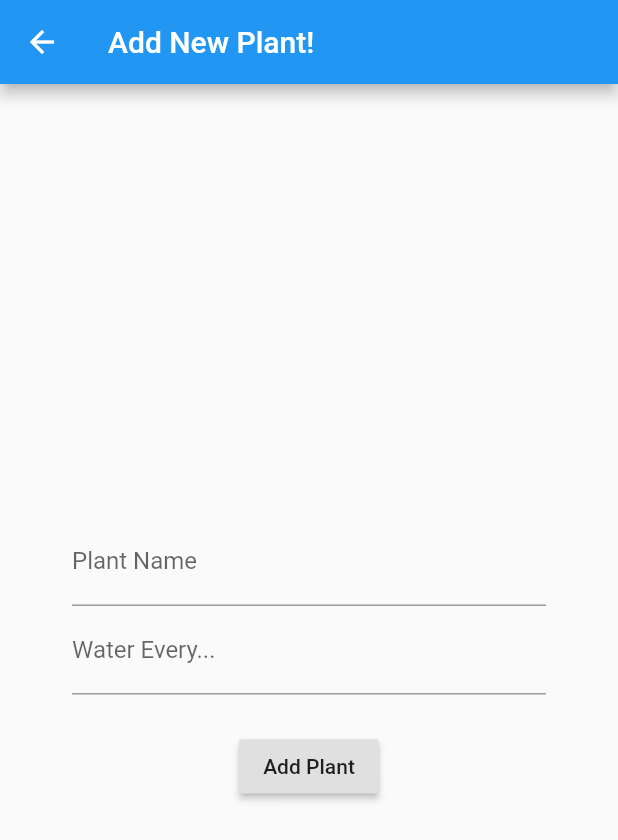
After one commit to leccles1/Waterly, a Flutter app: the HomeView screen opened by its route, after a tap on the "add" icon, on a phone screen of 412 x 824 dp. The commit adds this screen. Shown: the top 840 px of the screen. Run offline on Flutter 3.47's test engine with Material 2 defaults, Android fonts, the phone set to English and light mode, and no system bars; our stand-ins replace appwrite, auto_route, dio, get_it, injectable, stacked and 1 more; accounts and stored records are empty; network calls fail.

Commit message:
basic adding and deleting of plants. Reformatted responses from appwrite to make use of dedicated classes for users, sessions and plant data objects

```diff
--- a/lib/app/router.dart
+++ b/lib/app/router.dart
@@ -1,3 +1,4 @@
+import 'package:Waterly/ui/view/home/plant_entry/plant_edit_view.dart';
 import 'package:Waterly/ui/view/login/create_account/create_account_view.dart';
 import 'package:Waterly/ui/view/login/login_view.dart';
 import 'package:auto_route/auto_route_annotations.dart';
@@ -9,7 +10,8 @@ import 'package:Waterly/ui/view/startup/startup_view.dart';
     MaterialRoute(page: StartupView, initial: true),
     MaterialRoute(page: HomeView),
     MaterialRoute(page: CreateAccountView),
-    MaterialRoute(page: LoginView)
+    MaterialRoute(page: LoginView),
+    MaterialRoute(page: PlantEditView)
   ],
 )
 class $Router {}
--- a/lib/main.dart
+++ b/lib/main.dart
@@ -9,7 +9,6 @@ void main() {
 }
 
 class MyApp extends StatelessWidget {
-  // This widget is the root of your application.
   @override
   Widget build(BuildContext context) {
     return MaterialApp(
@@ -18,7 +17,6 @@ class MyApp extends StatelessWidget {
         primarySwatch: Colors.blue,
         visualDensity: VisualDensity.adaptivePlatformDensity,
       ),
-      // initialRoute: Routes.startupView,
       onGenerateRoute: Router().onGenerateRoute,
       navigatorKey: StackedService.navigatorKey,
     );
--- /dev/null
+++ b/lib/models/plant_model.dart
@@ -0,0 +1,17 @@
+class Plant {
+  final String id;
+  final String collection;
+  final Map<String, dynamic> permissions;
+
+  final String name;
+  final int interval;
+
+  Plant(this.id, this.collection, this.permissions, this.name, this.interval);
+
+  Plant.fromJson(Map<String, dynamic> json)
+      : id = json['\$id'],
+        collection = json['collection'],
+        permissions = json['\$permissions'],
+        name = json['name'],
+        interval = json['interval'];
+}
--- /dev/null
+++ b/lib/services/app_write/database_service.dart
@@ -0,0 +1,69 @@
+import 'package:Waterly/app/app_constants.dart';
+import 'package:Waterly/app/locator.dart';
+import 'package:Waterly/models/plant_model.dart';
+import 'package:Waterly/models/user_model.dart';
+import 'package:Waterly/services/app_write/app_write_service.dart';
+import 'package:appwrite/appwrite.dart';
+import 'package:dio/dio.dart';
+import 'package:injectable/injectable.dart';
+
+@lazySingleton
+class DatabaseService {
+  final AppWriteService _appWriteService = locator<AppWriteService>();
+
+  final String _plantCollection = AppConstants.COLLECTIONS['plants'];
+  Database collections;
+
+  DatabaseService() {
+    print("Initialising DB service ");
+    collections = Database(_appWriteService.client);
+  }
+
+  Future createPlant(Map<String, dynamic> values) async {
+    try {
+      print("Attempting to create plant");
+      User user = _appWriteService.authenticatedUser;
+      String userId = user.id;
+      var result = await collections.createDocument(
+        collectionId: _plantCollection,
+        read: ['user:$userId'],
+        write: ['user:$userId'],
+        data: values,
+      );
+      return result;
+    } on DioError catch (e) {
+      print("ERROR FOUND");
+      print(e.response);
+    }
+  }
+
+  Future deletePlant(String documentId) async {
+    try {
+      print('Attempting to delete document');
+      var response = await collections.deleteDocument(
+          collectionId: _plantCollection, documentId: documentId);
+      print(response);
+    } on DioError catch (e) {
+      print("Error deleting document: $documentId");
+      print(e.response);
+    }
+  }
+
+  Future<List<Plant>> getPlants() async {
+    List<Plant> _plantEntries = List.empty(growable: true);
+    try {
+      Response plants = await collections.listDocuments(
+        collectionId: _plantCollection,
+      );
+      List<dynamic> result = plants.data['documents'];
+
+      result.forEach((plant) {
+        _plantEntries.add(Plant.fromJson(plant));
+      });
+    } on DioError catch (e) {
+      print("Error fetching documents");
+      print(e.response);
+    }
+    return _plantEntries;
+  }
+}
--- a/lib/ui/view/home/home_view.dart
+++ b/lib/ui/view/home/home_view.dart
@@ -1,25 +1,42 @@
-import 'package:appwrite/appwrite.dart';
 import 'package:flutter/material.dart';
 import 'package:stacked/stacked.dart';
 
 import 'package:Waterly/ui/view/home/home_viewmodel.dart';
 
 class HomeView extends StatelessWidget {
-  HomeView({@required this.user});
-
-  Response user;
-
   @override
   Widget build(BuildContext context) {
     return ViewModelBuilder<HomeViewModel>.reactive(
+      onModelReady: (model) async => model.findPlants(),
       builder: (context, model, child) => Scaffold(
         appBar: AppBar(
-          title: Text('Welcome, ' + user.data['name'] + "!"),
+          title: Text('Welcome'),
           leading: Container(),
         ),
-        body: Center(
-          child: Text("No plants to display!"),
-        ),
+        body: model.isBusy
+            ? Center(
+                child: Column(
+                mainAxisSize: MainAxisSize.min,
+                children: [
+                  CircularProgressIndicator(),
+                  Text("No Plants to Display")
+                ],
+              ))
+            : ListView.builder(
+                itemCount: model.plantEntries.length,
+                itemBuilder: (BuildContext context, int index) =>
+                    GestureDetector(
+                  onTap: () => model.deletePlantEntry(index),
+                  child: Container(
+                    height: 50,
+                    color: Colors.amber[100],
+                    child: Center(
+                        child: Text('${model.plantEntries[index].name}')),
+                  ),
+                ),
+              ),
+        floatingActionButton: FloatingActionButton(
+            onPressed: () => model.createPlant(), child: Icon(Icons.add)),
       ),
       viewModelBuilder: () => HomeViewModel(),
     );
--- a/lib/ui/view/home/home_viewmodel.dart
+++ b/lib/ui/view/home/home_viewmodel.dart
@@ -1,6 +1,44 @@
+import 'package:Waterly/app/locator.dart';
+import 'package:Waterly/app/router.gr.dart';
+import 'package:Waterly/models/plant_model.dart';
+import 'package:Waterly/services/app_write/database_service.dart';
 import 'package:stacked/stacked.dart';
+import 'package:stacked_services/stacked_services.dart';
 
 class HomeViewModel extends BaseViewModel {
   String _title = 'Home View';
   String get title => _title;
+
+  List<Plant> _plantEntries = List.empty(growable: true);
+  List<Plant> get plantEntries => _plantEntries;
+
+  final NavigationService _navigationService = locator<NavigationService>();
+  final DatabaseService _databaseService = locator<DatabaseService>();
+
+  void createPlant() {
+    _navigationService.navigateTo(Routes.plantEditView);
+  }
+
+  Future findPlants() async {
+    try {
+      print("Attempting to find plants");
+      _plantEntries = await runBusyFuture(_databaseService.getPlants());
+      notifyListeners();
+    } catch (e) {
+      print("Error finding plants in viewmodel");
+      print(e);
+    }
+  }
+
+  Future deletePlantEntry(int index) async {
+    try {
+      String plantId = _plantEntries[index].id;
+      await runBusyFuture(_databaseService.deletePlant(plantId));
+      _plantEntries.removeAt(index);
+      notifyListeners();
+    } catch (e) {
+      print("Error deleting");
+      print(e);
+    }
+  }
 }
--- /dev/null
+++ b/lib/ui/view/home/plant_entry/plant_edit_view.dart
@@ -0,0 +1,69 @@
+import 'package:Waterly/ui/view/home/plant_entry/plant_edit_viewmodel.dart';
+import 'package:flutter/material.dart';
+import 'package:stacked/stacked.dart';
+
+class PlantEditView extends StatefulWidget {
+  @override
+  _PlantEditViewState createState() => _PlantEditViewState();
+}
+
+class _PlantEditViewState extends State<PlantEditView> {
+  final _formKey = GlobalKey<FormState>();
+
+  TextEditingController _plantNameController = TextEditingController();
+  TextEditingController _intervalController = TextEditingController();
+
+  @override
+  void dispose() {
+    super.dispose();
+  }
+
+  @override
+  Widget build(BuildContext context) {
+    return ViewModelBuilder<PlantEditViewModel>.reactive(
+      viewModelBuilder: () => PlantEditViewModel(),
+      builder: (context, model, child) => Scaffold(
+        appBar: AppBar(
+          title: Text("Add New Plant!"),
+        ),
+        body: Padding(
+          padding: const EdgeInsets.all(48.0),
+          child: Form(
+            key: _formKey,
+            child: Center(
+              child: Column(
+                mainAxisSize: MainAxisSize.min,
+                children: [
+                  TextFormField(
+                    controller: _plantNameController,
+                    decoration: InputDecoration(labelText: "Plant Name"),
+                  ),
+                  TextFormField(
+                    controller: _intervalController,
+                    decoration: InputDecoration(labelText: "Water Every..."),
+                    keyboardType: TextInputType.number,
+                  ),
+                  Padding(
+                    padding: const EdgeInsets.only(top: 24.0),
+                    child: RaisedButton(
+                      onPressed: model.isBusy
+                          ? null
+                          : () {
+                              Map<String, dynamic> values = {
+                                "name": _plantNameController.text,
+                                "interval": int.parse(_intervalController.text)
+                              };
+                              model.createPlant(plantValues: values);
+                            },
+                      child: Text("Add Plant"),
+                    ),
+                  )
+                ],
+              ),
+            ),
+          ),
+        ),
+      ),
+    );
+  }
+}
--- /dev/null
+++ b/lib/ui/view/home/plant_entry/plant_edit_viewmodel.dart
@@ -0,0 +1,26 @@
+import 'package:Waterly/app/locator.dart';
+import 'package:Waterly/app/router.gr.dart';
+import 'package:Waterly/services/app_write/database_service.dart';
+import 'package:appwrite/appwrite.dart';
+import 'package:dio/dio.dart';
+import 'package:stacked/stacked.dart';
+import 'package:stacked_services/stacked_services.dart';
+
+class PlantEditViewModel extends BaseViewModel {
+  String _title = 'Editing';
+  String get title => _title;
+  final DatabaseService _databaseService = locator<DatabaseService>();
+  final NavigationService _navigationService = locator<NavigationService>();
+
+  Future createPlant({Map<String, dynamic> plantValues}) async {
+    try {
+      Response result =
+          await runBusyFuture(_databaseService.createPlant(plantValues));
+      if (result is Response) {
+        _navigationService.navigateTo(Routes.homeView);
+      }
+    } on DioError catch (e) {
+      print(e.type);
+    }
+  }
+}
--- a/lib/ui/view/login/login_viewmodel.dart
+++ b/lib/ui/view/login/login_viewmodel.dart
@@ -1,6 +1,6 @@
 import 'package:Waterly/app/locator.dart';
 import 'package:Waterly/app/router.gr.dart';
-import 'package:Waterly/services/account_service.dart';
+import 'package:Waterly/services/app_write/account_service.dart';
 import 'package:appwrite/appwrite.dart';
 import 'package:dio/dio.dart';
 import 'package:stacked/stacked.dart';
@@ -13,7 +13,7 @@ class LoginViewModel extends BaseViewModel {
 
   bool _isAuthenticated = false;
   bool get isAuthenticated => _isAuthenticated;
-  Future createUser(String email, String, password, String name) async {
+  Future createUser(String email, String password, String name) async {
     print("Creating User");
     Response user = await _accountService.createUser(email, password, name);
     return user;
@@ -34,8 +34,7 @@ class LoginViewModel extends BaseViewModel {
 
       if (result is Response) {
         print(result);
-        _navigationService.navigateTo(Routes.homeView,
-            arguments: HomeViewArguments(user: result));
+        _navigationService.navigateTo(Routes.homeView);
       } else {
         _snackbarService.showSnackbar(message: result['message']);
       }
```
Also changed, not shown: lib/app/app_constants.dart (added, +12 -0 lines), lib/models/session_model.dart (added, +12 -0 lines), lib/models/user_model.dart (added, +19 -0 lines), lib/services/app_write/account_service.dart (renamed from lib/services/account_service.dart, +31 -18 lines), lib/services/app_write/app_write_service.dart (added, +22 -0 lines), lib/ui/view/login/create_account/create_account_viewmodel.dart (+3 -4 lines), lib/ui/view/login/login_view.dart (+4 -3 lines), lib/ui/view/startup/startup_viewmodel.dart (+5 -6 lines), lib/app/locator.config.dart, lib/app/router.gr.dart, 4 other files.
